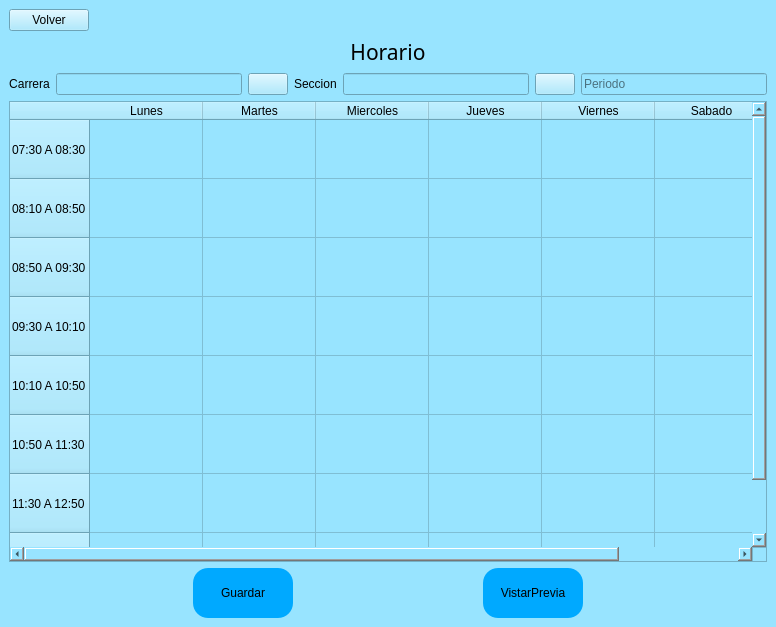
Above: ui/horariosTabla.ui from Reinaldito04/IUTA----HORARIOS before the change. Below: the same form after it.
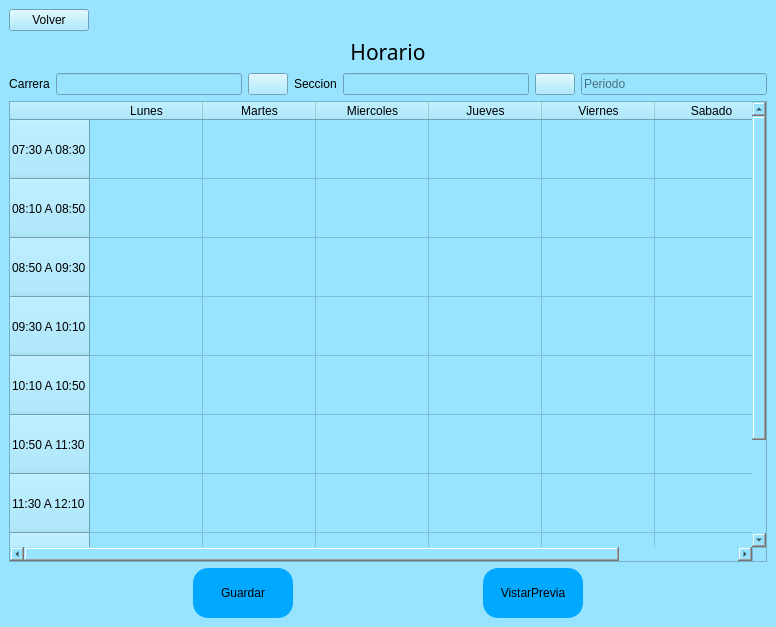
That is the form after the change. Icons and pictures are not drawn.

```diff
--- a/ui/horariosTabla.ui
+++ b/ui/horariosTabla.ui
@@ -150,7 +150,7 @@
        <bool>true</bool>
       </property>
       <property name="rowCount">
-       <number>8</number>
+       <number>9</number>
       </property>
       <attribute name="horizontalHeaderCascadingSectionResizes">
        <bool>false</bool>
@@ -214,12 +214,17 @@
       </row>
       <row>
        <property name="text">
-        <string>11:30 A 12:50</string>
+        <string>11:30 A 12:10</string>
        </property>
       </row>
       <row>
        <property name="text">
-        <string>12:50 A 01:30</string>
+        <string>12:10 A 12:50</string>
+       </property>
+      </row>
+      <row>
+       <property name="text">
+        <string>12:50 A 1:30</string>
        </property>
       </row>
       <column>
```
